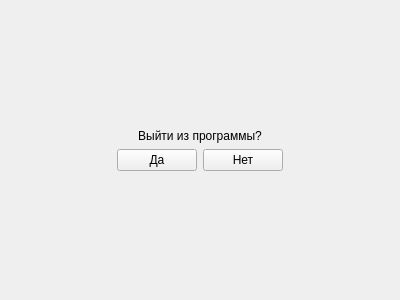
The window that exitform.ui (Lelius/FileLibrary) describes before a commit, drawn with Qt 5.
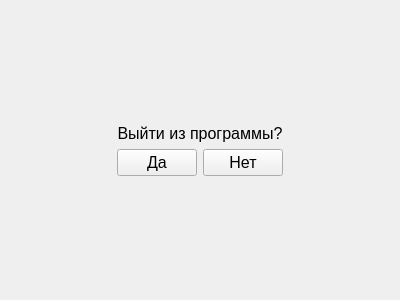
The same window after the commit.

```diff
--- a/exitform.ui
+++ b/exitform.ui
@@ -24,6 +24,11 @@
     <layout class="QGridLayout" name="gridLayout">
      <item row="0" column="0" colspan="2">
       <widget class="QLabel" name="labelExitText">
+       <property name="font">
+        <font>
+         <pointsize>12</pointsize>
+        </font>
+       </property>
        <property name="layoutDirection">
         <enum>Qt::LeftToRight</enum>
        </property>
@@ -37,6 +42,11 @@
      </item>
      <item row="1" column="0">
       <widget class="QPushButton" name="pushButtonYes">
+       <property name="font">
+        <font>
+         <pointsize>12</pointsize>
+        </font>
+       </property>
        <property name="text">
         <string>Да</string>
        </property>
@@ -44,6 +54,11 @@
      </item>
      <item row="1" column="1">
       <widget class="QPushButton" name="pushButtonNo">
+       <property name="font">
+        <font>
+         <pointsize>12</pointsize>
+        </font>
+       </property>
        <property name="text">
         <string>Нет</string>
        </property>
```
